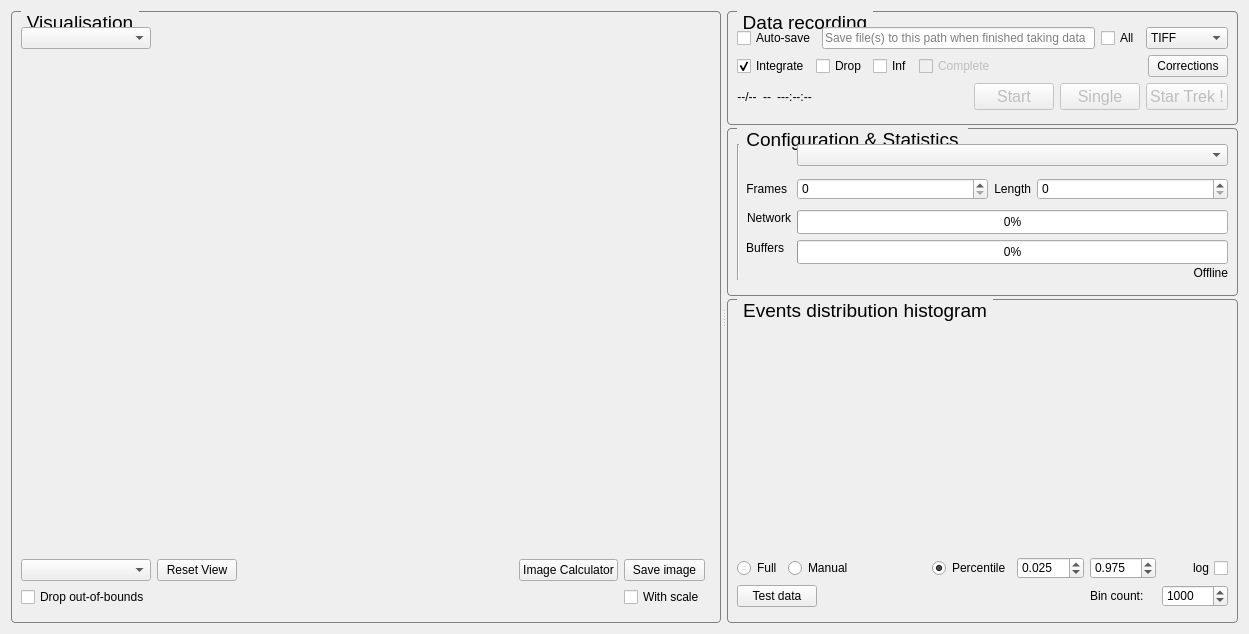
First picture: the form in SpidrMpx3Eq/qcstmglvisualization.ui, repository navrit/dexter, before the edit.
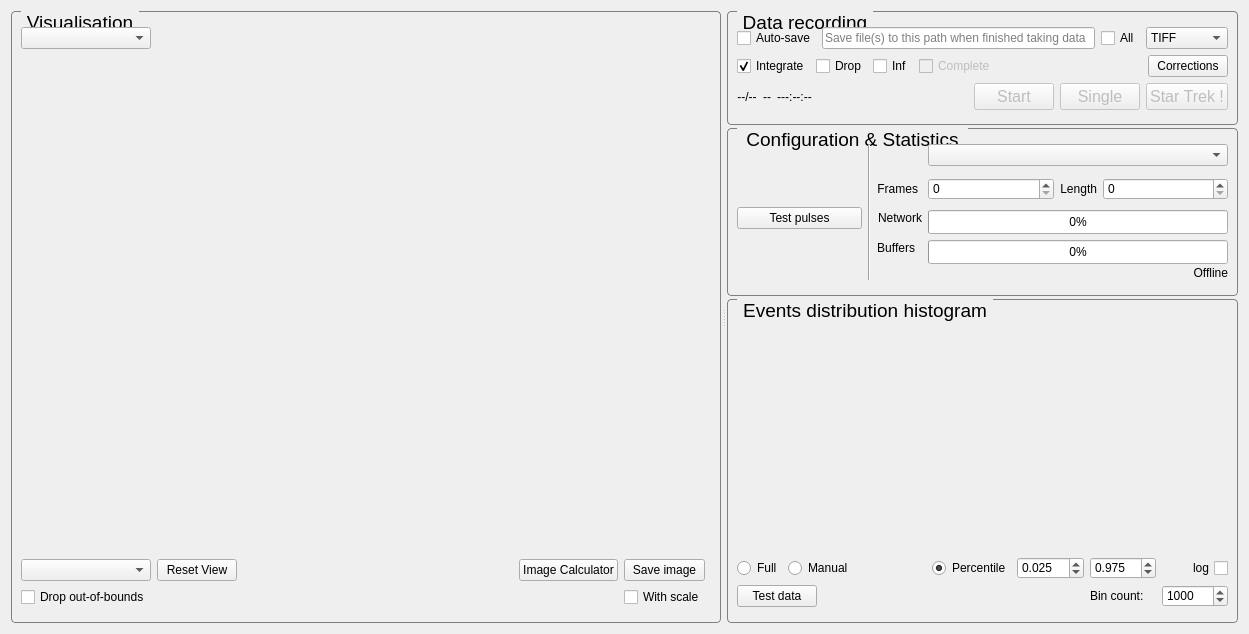
Second picture: the form after the edit. Custom widgets are drawn as their Qt base class.

Patch:
```diff
--- a/SpidrMpx3Eq/qcstmglvisualization.ui
+++ b/SpidrMpx3Eq/qcstmglvisualization.ui
@@ -785,6 +785,22 @@
               </property>
              </widget>
             </item>
+            <item row="4" column="0">
+             <widget class="QPushButton" name="testPulsesPushButton">
+              <property name="enabled">
+               <bool>true</bool>
+              </property>
+              <property name="minimumSize">
+               <size>
+                <width>94</width>
+                <height>0</height>
+               </size>
+              </property>
+              <property name="text">
+               <string>Test pulses</string>
+              </property>
+             </widget>
+            </item>
             <item row="1" column="3" colspan="3">
              <widget class="QComboBox" name="operationModeComboBox_Vis">
               <property name="sizePolicy">
```
Left out of the diff: 1 changed line with no effect on the pictures.
